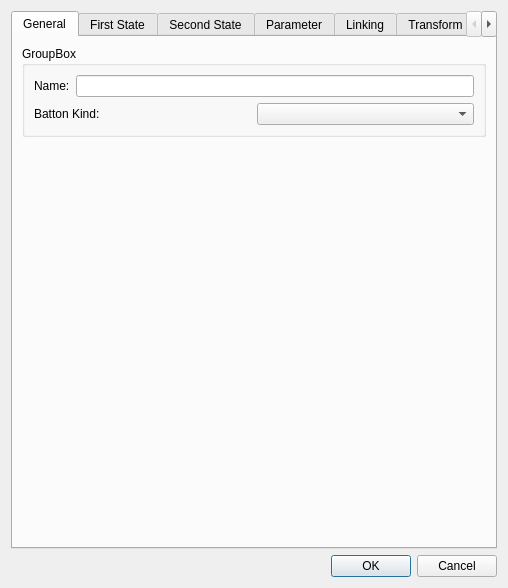
This is src/GuiXYZ_VariableButtonDataDialog.ui in fedetony/GUI_XYZ_GImage as Qt 5 draws it before an edit. The edited form follows.
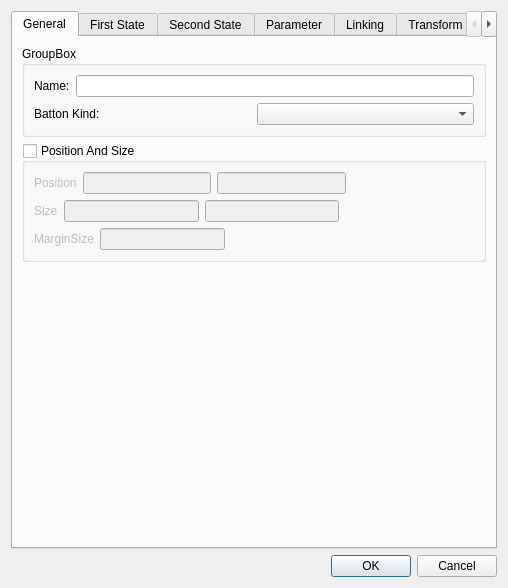
This is the edited form. Icons and pictures are not drawn.

Commit message: Added Locking of battons, selecting combo Added positioning, resizing and margin  on VBDD

```diff
--- a/src/GuiXYZ_VariableButtonDataDialog.ui
+++ b/src/GuiXYZ_VariableButtonDataDialog.ui
@@ -24,19 +24,6 @@
        <string>General</string>
       </attribute>
       <layout class="QGridLayout" name="gridLayout">
-       <item row="2" column="0">
-        <spacer name="verticalSpacer">
-         <property name="orientation">
-          <enum>Qt::Vertical</enum>
-         </property>
-         <property name="sizeHint" stdset="0">
-          <size>
-           <width>20</width>
-           <height>40</height>
-          </size>
-         </property>
-        </spacer>
-       </item>
        <item row="1" column="0">
         <widget class="QGroupBox" name="groupBox_VBDD_General">
          <property name="title">
@@ -74,6 +61,137 @@
          </layout>
         </widget>
        </item>
+       <item row="3" column="0">
+        <spacer name="verticalSpacer">
+         <property name="orientation">
+          <enum>Qt::Vertical</enum>
+         </property>
+         <property name="sizeHint" stdset="0">
+          <size>
+           <width>20</width>
+           <height>40</height>
+          </size>
+         </property>
+        </spacer>
+       </item>
+       <item row="2" column="0">
+        <widget class="QGroupBox" name="groupBox_VBDD_Position_Size">
+         <property name="title">
+          <string>Position And Size</string>
+         </property>
+         <property name="checkable">
+          <bool>true</bool>
+         </property>
+         <property name="checked">
+          <bool>false</bool>
+         </property>
+         <layout class="QVBoxLayout" name="verticalLayout_18">
+          <property name="leftMargin">
+           <number>9</number>
+          </property>
+          <item>
+           <layout class="QHBoxLayout" name="horizontalLayout_19">
+            <item>
+             <widget class="QLabel" name="label_VBDD_Position">
+              <property name="text">
+               <string>Position</string>
+              </property>
+             </widget>
+            </item>
+            <item>
+             <widget class="QLineEdit" name="lineEdit_VBDD_Position_X"/>
+            </item>
+            <item>
+             <widget class="QLineEdit" name="lineEdit_VBDD_Position_Y"/>
+            </item>
+            <item>
+             <spacer name="horizontalSpacer_4">
+              <property name="orientation">
+               <enum>Qt::Horizontal</enum>
+              </property>
+              <property name="sizeHint" stdset="0">
+               <size>
+                <width>40</width>
+                <height>20</height>
+               </size>
+              </property>
+             </spacer>
+            </item>
+           </layout>
+          </item>
+          <item>
+           <layout class="QHBoxLayout" name="horizontalLayout_20">
+            <item>
+             <widget class="QLabel" name="label_VBDD_Size">
+              <property name="text">
+               <string>Size</string>
+              </property>
+             </widget>
+            </item>
+            <item>
+             <widget class="QLineEdit" name="lineEdit_VBDD_Size_X"/>
+            </item>
+            <item>
+             <widget class="QLineEdit" name="lineEdit_VBDD_Size_Y"/>
+            </item>
+            <item>
+             <spacer name="horizontalSpacer_5">
+              <property name="orientation">
+               <enum>Qt::Horizontal</enum>
+              </property>
+              <property name="sizeHint" stdset="0">
+               <size>
+                <width>40</width>
+                <height>20</height>
+               </size>
+              </property>
+             </spacer>
+            </item>
+           </layout>
+          </item>
+          <item>
+           <layout class="QHBoxLayout" name="horizontalLayout_21">
+            <item>
+             <widget class="QLabel" name="label_VBDD_MarginSize">
+              <property name="text">
+               <string>MarginSize</string>
+              </property>
+             </widget>
+            </item>
+            <item>
+             <widget class="QLineEdit" name="lineEdit_VBDD_MarginSize"/>
+            </item>
+            <item>
+             <spacer name="horizontalSpacer_7">
+              <property name="orientation">
+               <enum>Qt::Horizontal</enum>
+              </property>
+              <property name="sizeHint" stdset="0">
+               <size>
+                <width>40</width>
+                <height>20</height>
+               </size>
+              </property>
+             </spacer>
+            </item>
+            <item>
+             <spacer name="horizontalSpacer_6">
+              <property name="orientation">
+               <enum>Qt::Horizontal</enum>
+              </property>
+              <property name="sizeHint" stdset="0">
+               <size>
+                <width>40</width>
+                <height>20</height>
+               </size>
+              </property>
+             </spacer>
+            </item>
+           </layout>
+          </item>
+         </layout>
+        </widget>
+       </item>
       </layout>
      </widget>
      <widget class="QWidget" name="tabWidget_VBDF_First_State">
```
Left out of the diff: 10 changed lines with no effect on the pictures. The commit also changes 3 other files.
